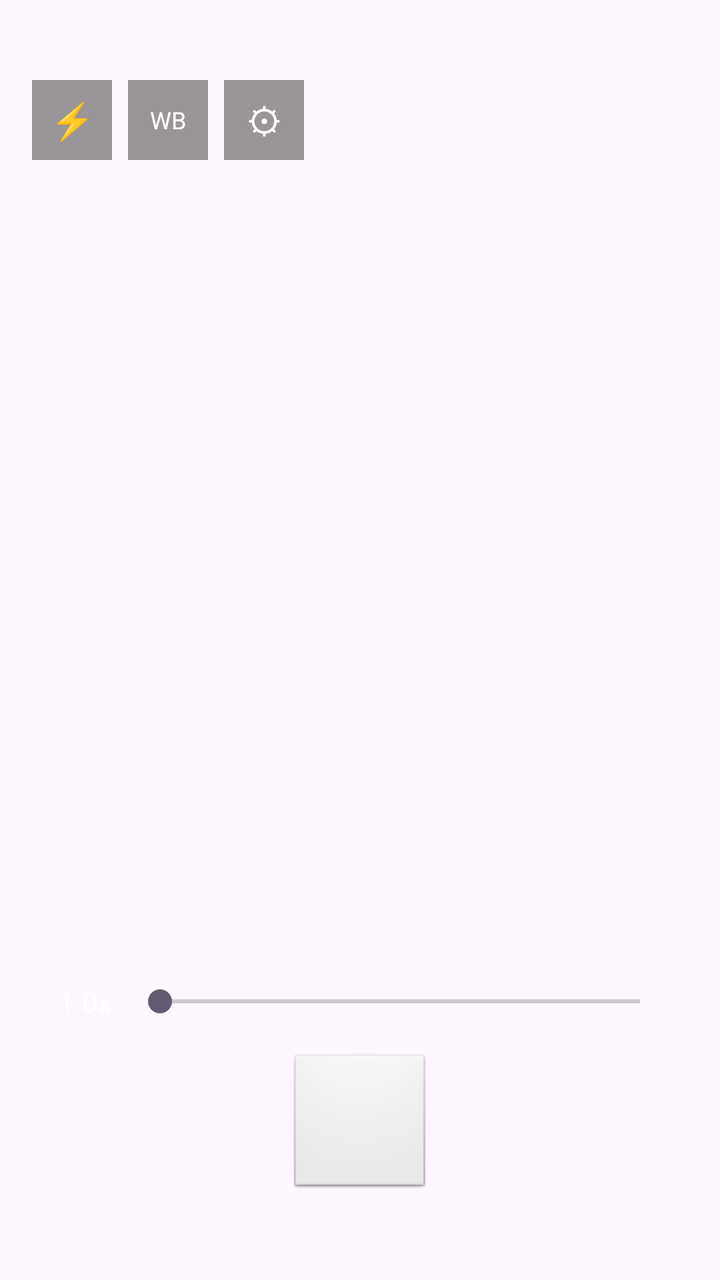
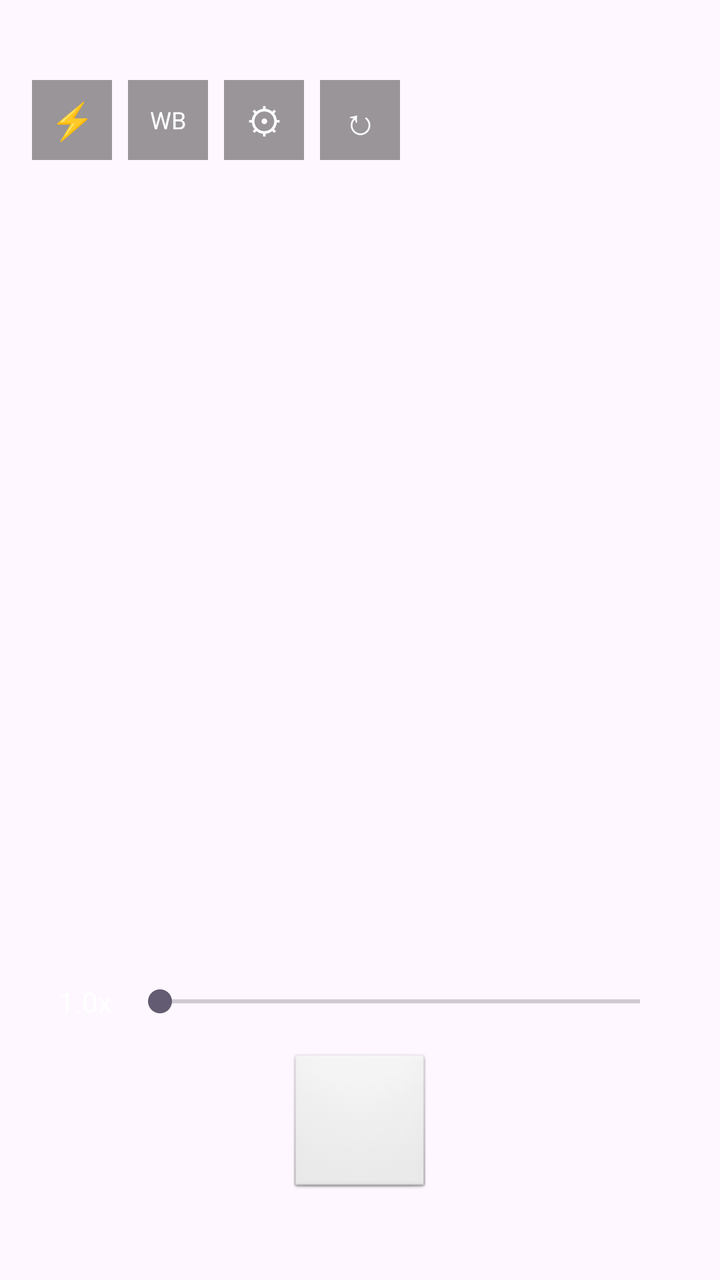

Screens rendered from an Android XML layout before and after an edit, with the pre-edit source and the edit as a unified diff.
<!-- AndroidManifest.xml: application theme Theme.AgXCam -->
<!-- res/layout/activity_main.xml -->
<?xml version="1.0" encoding="utf-8"?>
<FrameLayout xmlns:android="http://schemas.android.com/apk/res/android"
    xmlns:tools="http://schemas.android.com/tools"
    android:id="@+id/main"
    android:layout_width="match_parent"
    android:layout_height="match_parent"
    tools:context=".MainActivity">

    <TextureView
        android:id="@+id/preview_texture"
        android:layout_width="match_parent"
        android:layout_height="match_parent" />

    <TextView
        android:id="@+id/dev_banner"
        android:layout_width="wrap_content"
        android:layout_height="wrap_content"
        android:layout_gravity="top|center_horizontal"
        android:layout_marginTop="8dp"
        android:background="#AA000000"
        android:paddingHorizontal="12dp"
        android:paddingVertical="4dp"
        android:text="Development Mode: Formed stream. Colors will be incorrect until RAW_SENSOR is available."
        android:textColor="#FFFFAA00"
        android:textSize="11sp"
        android:visibility="gone" />

    
    <LinearLayout
        android:layout_width="wrap_content"
        android:layout_height="wrap_content"
        android:layout_gravity="top|start"
        android:layout_marginStart="16dp"
        android:layout_marginTop="40dp"
        android:orientation="horizontal"
        android:gravity="center_vertical">

        <TextView
            android:id="@+id/flash_button"
            android:layout_width="40dp"
            android:layout_height="40dp"
            android:background="#66000000"
            android:gravity="center"
            android:text="⚡"
            android:textColor="#FFFFFF"
            android:textSize="18sp"
            android:clickable="true"
            android:focusable="true" />

        <TextView
            android:id="@+id/wb_button"
            android:layout_width="40dp"
            android:layout_height="40dp"
            android:layout_marginStart="8dp"
            android:background="#66000000"
            android:gravity="center"
            android:text="WB"
            android:textColor="#FFFFFF"
            android:textSize="12sp"
            android:clickable="true"
            android:focusable="true" />

        <TextView
            android:id="@+id/settings_button"
            android:layout_width="40dp"
            android:layout_height="40dp"
            android:layout_marginStart="8dp"
            android:background="#66000000"
            android:gravity="center"
            android:text="⚙"
            android:textColor="#FFFFFF"
            android:textSize="18sp"
            android:clickable="true"
            android:focusable="true" />
    </LinearLayout>

    
    <LinearLayout
        android:layout_width="match_parent"
        android:layout_height="wrap_content"
        android:layout_gravity="bottom"
        android:orientation="vertical"
        android:padding="16dp">

        <LinearLayout
            android:layout_width="match_parent"
            android:layout_height="wrap_content"
            android:orientation="horizontal"
            android:gravity="center_vertical"
            android:layout_marginBottom="8dp">

            <TextView
                android:id="@+id/zoom_label"
                android:layout_width="wrap_content"
                android:layout_height="wrap_content"
                android:text="1.0x"
                android:textColor="#FFFFFF"
                android:textSize="14sp"
                android:minWidth="40dp"
                android:gravity="end" />

            <SeekBar
                android:id="@+id/zoom_slider"
                android:layout_width="0dp"
                android:layout_height="wrap_content"
                android:layout_weight="1"
                android:layout_marginHorizontal="8dp"
                android:min="0"
                android:max="400"
                android:progress="0" />
        </LinearLayout>

        <LinearLayout
            android:id="@+id/lens_selector"
            android:layout_width="wrap_content"
            android:layout_height="wrap_content"
            android:layout_gravity="center_horizontal"
            android:orientation="horizontal"
            android:layout_marginBottom="8dp" />

        
        <FrameLayout
            android:layout_width="wrap_content"
            android:layout_height="wrap_content"
            android:layout_gravity="center_horizontal"
            android:layout_marginBottom="8dp">

            <TextView
                android:id="@+id/shutter_button"
                android:layout_width="72dp"
                android:layout_height="72dp"
                android:background="@android:drawable/btn_default"
                android:gravity="center"
                android:text="  "
                android:textColor="#FFFFFFFF"
                android:textSize="24sp"
                android:clickable="true"
                android:focusable="true" />

            <TextView
                android:id="@+id/cooldown_text"
                android:layout_width="72dp"
                android:layout_height="72dp"
                android:gravity="center"
                android:text=""
                android:textColor="#FFFFAA00"
                android:textSize="16sp"
                android:visibility="gone"
                android:background="#66000000" />
        </FrameLayout>

        <TextView
            android:id="@+id/shutter_state_label"
            android:layout_width="wrap_content"
            android:layout_height="wrap_content"
            android:layout_gravity="center_horizontal"
            android:text=""
            android:textColor="#88FFFFFF"
            android:textSize="10sp"
            android:layout_marginBottom="4dp" />
    </LinearLayout>

    
    <TextView
        android:id="@+id/thermal_indicator"
        android:layout_width="wrap_content"
        android:layout_height="wrap_content"
        android:layout_gravity="top|end"
        android:layout_marginTop="40dp"
        android:layout_marginEnd="16dp"
        android:background="#66000000"
        android:paddingHorizontal="8dp"
        android:paddingVertical="4dp"
        android:text=""
        android:textColor="#FFFFFFFF"
        android:textSize="10sp"
        android:visibility="gone" />

    
    <ScrollView
        android:id="@+id/settings_panel"
        android:layout_width="320dp"
        android:layout_height="match_parent"
        android:layout_gravity="end"
        android:background="#CC111111"
        android:padding="12dp"
        android:visibility="gone"
        android:fillViewport="true">

        <LinearLayout
            android:layout_width="match_parent"
            android:layout_height="wrap_content"
            android:orientation="vertical">

            
            <TextView
                android:layout_width="wrap_content"
                android:layout_height="wrap_content"
                android:text="Preset"
                android:textColor="#FFAAAAAA"
                android:textSize="11sp"
                android:layout_marginBottom="4dp" />

            <LinearLayout
                android:layout_width="match_parent"
                android:layout_height="wrap_content"
                android:orientation="horizontal"
                android:gravity="center_vertical"
                android:layout_marginBottom="4dp">

                <Spinner
                    android:id="@+id/preset_spinner"
                    android:layout_width="0dp"
                    android:layout_height="36dp"
                    android:layout_weight="1"
                    android:background="#444444"
                    android:popupBackground="#333333" />

                <TextView
                    android:id="@+id/preset_save_btn"
                    android:layout_width="wrap_content"
                    android:layout_height="32dp"
                    android:layout_marginStart="6dp"
                    android:background="#444444"
                    android:gravity="center"
                    android:text="Save"
                    android:textColor="#FFFFFFFF"
                    android:textSize="11sp"
                    android:paddingHorizontal="10dp"
                    android:clickable="true"
                    android:focusable="true" />

                <TextView
                    android:id="@+id/preset_delete_btn"
                    android:layout_width="wrap_content"
                    android:layout_height="32dp"
                    android:layout_marginStart="4dp"
                    android:background="#444444"
                    android:gravity="center"
                    android:text="Del"
                    android:textColor="#FFFF6666"
                    android:textSize="11sp"
                    android:paddingHorizontal="10dp"
                    android:clickable="true"
                    android:focusable="true" />
            </LinearLayout>

            <LinearLayout
                android:layout_width="match_parent"
                android:layout_height="wrap_content"
                android:orientation="horizontal"
                android:gravity="center_vertical"
                android:layout_marginBottom="8dp">

                <TextView
                    android:id="@+id/preset_rename_btn"
                    android:layout_width="wrap_content"
                    android:layout_height="32dp"
                    android:background="#444444"
                    android:gravity="center"
                    android:text="Rename"
                    android:textColor="#FFFFFFFF"
                    android:textSize="11sp"
                    android:paddingHorizontal="10dp"
                    android:clickable="true"
                    android:focusable="true" />

                <TextView
                    android:id="@+id/preset_reset_btn"
                    android:layout_width="wrap_content"
                    android:layout_height="32dp"
                    android:layout_marginStart="4dp"
                    android:background="#444444"
                    android:gravity="center"
                    android:text="Reset"
                    android:textColor="#FFFFFFFF"
                    android:textSize="11sp"
                    android:paddingHorizontal="10dp"
                    android:clickable="true"
                    android:focusable="true" />
            </LinearLayout>

            <View android:layout_width="match_parent" android:layout_height="1dp" android:background="#333333" android:layout_marginBottom="8dp" />

            
            <TextView android:layout_width="wrap_content" android:layout_height="wrap_content" android:text="Curve" android:textColor="#FFAAAAAA" android:textSize="11sp" android:layout_marginBottom="4dp" />

            <TextView android:id="@+id/contrast_label" android:layout_width="match_parent" android:layout_height="wrap_content" android:text="Contrast  2.4" android:textColor="#FFFFFFFF" android:textSize="11sp" />
            <SeekBar android:id="@+id/contrast_slider" android:layout_width="match_parent" android:layout_height="wrap_content" android:min="0" android:max="26" android:progress="10" android:layout_marginBottom="4dp" />

            <TextView android:id="@+id/toe_label" android:layout_width="match_parent" android:layout_height="wrap_content" android:text="Toe  1.5" android:textColor="#FFFFFFFF" android:textSize="11sp" />
            <SeekBar android:id="@+id/toe_slider" android:layout_width="match_parent" android:layout_height="wrap_content" android:min="0" android:max="93" android:progress="8" android:layout_marginBottom="4dp" />

            <TextView android:id="@+id/shoulder_label" android:layout_width="match_parent" android:layout_height="wrap_content" android:text="Shoulder  1.5" android:textColor="#FFFFFFFF" android:textSize="11sp" />
            <SeekBar android:id="@+id/shoulder_slider" android:layout_width="match_parent" android:layout_height="wrap_content" android:min="0" android:max="93" android:progress="8" android:layout_marginBottom="8dp" />

            <View android:layout_width="match_parent" android:layout_height="1dp" android:background="#333333" android:layout_marginBottom="8dp" />

            
            <LinearLayout android:layout_width="match_parent" android:layout_height="wrap_content" android:orientation="horizontal" android:gravity="center_vertical" android:layout_marginBottom="4dp">
                <TextView android:layout_width="0dp" android:layout_height="wrap_content" android:layout_weight="1" android:text="Inset Primaries" android:textColor="#FFAAAAAA" android:textSize="11sp" />
                <CheckBox android:id="@+id/use_pre_for_post_cb" android:layout_width="wrap_content" android:layout_height="wrap_content" android:text="Use Pre for Post" android:textColor="#FFFFFFFF" android:textSize="10sp" android:checked="true" />
            </LinearLayout>

            <TextView android:id="@+id/inset_rot_r_label" android:layout_width="match_parent" android:layout_height="wrap_content" android:text="RGB Rot R  0.037" android:textColor="#FFFFFFFF" android:textSize="11sp" />
            <SeekBar android:id="@+id/inset_rot_r_slider" android:layout_width="match_parent" android:layout_height="wrap_content" android:min="0" android:max="524" android:progress="268" android:layout_marginBottom="2dp" />

            <TextView android:id="@+id/inset_rot_g_label" android:layout_width="match_parent" android:layout_height="wrap_content" android:text="RGB Rot G  -0.021" android:textColor="#FFFFFFFF" android:textSize="11sp" />
            <SeekBar android:id="@+id/inset_rot_g_slider" android:layout_width="match_parent" android:layout_height="wrap_content" android:min="0" android:max="524" android:progress="253" android:layout_marginBottom="2dp" />

            <TextView android:id="@+id/inset_rot_b_label" android:layout_width="match_parent" android:layout_height="wrap_content" android:text="RGB Rot B  -0.053" android:textColor="#FFFFFFFF" android:textSize="11sp" />
            <SeekBar android:id="@+id/inset_rot_b_slider" android:layout_width="match_parent" android:layout_height="wrap_content" android:min="0" android:max="524" android:progress="236" android:layout_marginBottom="4dp" />

            <TextView android:id="@+id/inset_pur_r_label" android:layout_width="match_parent" android:layout_height="wrap_content" android:text="Purity R  33.0" android:textColor="#FFFFFFFF" android:textSize="11sp" />
            <SeekBar android:id="@+id/inset_pur_r_slider" android:layout_width="match_parent" android:layout_height="wrap_content" android:min="0" android:max="600" android:progress="330" android:layout_marginBottom="2dp" />

            <TextView android:id="@+id/inset_pur_g_label" android:layout_width="match_parent" android:layout_height="wrap_content" android:text="Purity G  28.1" android:textColor="#FFFFFFFF" android:textSize="11sp" />
            <SeekBar android:id="@+id/inset_pur_g_slider" android:layout_width="match_parent" android:layout_height="wrap_content" android:min="0" android:max="600" android:progress="281" android:layout_marginBottom="2dp" />

            <TextView android:id="@+id/inset_pur_b_label" android:layout_width="match_parent" android:layout_height="wrap_content" android:text="Purity B  12.5" android:textColor="#FFFFFFFF" android:textSize="11sp" />
            <SeekBar android:id="@+id/inset_pur_b_slider" android:layout_width="match_parent" android:layout_height="wrap_content" android:min="0" android:max="600" android:progress="125" android:layout_marginBottom="8dp" />

            
            <LinearLayout android:id="@+id/outset_section" android:layout_width="match_parent" android:layout_height="wrap_content" android:orientation="vertical" android:visibility="gone">
                <View android:layout_width="match_parent" android:layout_height="1dp" android:background="#333333" android:layout_marginBottom="8dp" />
                <TextView android:layout_width="wrap_content" android:layout_height="wrap_content" android:text="Outset Primaries" android:textColor="#FFAAAAAA" android:textSize="11sp" android:layout_marginBottom="4dp" />

                <TextView android:id="@+id/outset_rot_r_label" android:layout_width="match_parent" android:layout_height="wrap_content" android:text="Rev Rot R  0.0" android:textColor="#FFFFFFFF" android:textSize="11sp" />
                <SeekBar android:id="@+id/outset_rot_r_slider" android:layout_width="match_parent" android:layout_height="wrap_content" android:min="0" android:max="524" android:progress="262" android:layout_marginBottom="2dp" />

                <TextView android:id="@+id/outset_rot_g_label" android:layout_width="match_parent" android:layout_height="wrap_content" android:text="Rev Rot G  0.0" android:textColor="#FFFFFFFF" android:textSize="11sp" />
                <SeekBar android:id="@+id/outset_rot_g_slider" android:layout_width="match_parent" android:layout_height="wrap_content" android:min="0" android:max="524" android:progress="262" android:layout_marginBottom="2dp" />

                <TextView android:id="@+id/outset_rot_b_label" android:layout_width="match_parent" android:layout_height="wrap_content" android:text="Rev Rot B  0.0" android:textColor="#FFFFFFFF" android:textSize="11sp" />
                <SeekBar android:id="@+id/outset_rot_b_slider" android:layout_width="match_parent" android:layout_height="wrap_content" android:min="0" android:max="524" android:progress="262" android:layout_marginBottom="4dp" />

                <TextView android:id="@+id/outset_pur_r_label" android:layout_width="match_parent" android:layout_height="wrap_content" android:text="Restore R  32.3" android:textColor="#FFFFFFFF" android:textSize="11sp" />
                <SeekBar android:id="@+id/outset_pur_r_slider" android:layout_width="match_parent" android:layout_height="wrap_content" android:min="0" android:max="600" android:progress="323" android:layout_marginBottom="2dp" />

                <TextView android:id="@+id/outset_pur_g_label" android:layout_width="match_parent" android:layout_height="wrap_content" android:text="Restore G  28.3" android:textColor="#FFFFFFFF" android:textSize="11sp" />
                <SeekBar android:id="@+id/outset_pur_g_slider" android:layout_width="match_parent" android:layout_height="wrap_content" android:min="0" android:max="600" android:progress="283" android:layout_marginBottom="2dp" />

                <TextView android:id="@+id/outset_pur_b_label" android:layout_width="match_parent" android:layout_height="wrap_content" android:text="Restore B  3.7" android:textColor="#FFFFFFFF" android:textSize="11sp" />
                <SeekBar android:id="@+id/outset_pur_b_slider" android:layout_width="match_parent" android:layout_height="wrap_content" android:min="0" android:max="600" android:progress="37" android:layout_marginBottom="4dp" />

                <TextView
                    android:id="@+id/copy_inset_to_outset_btn"
                    android:layout_width="wrap_content"
                    android:layout_height="32dp"
                    android:background="#444444"
                    android:gravity="center"
                    android:text="Copy Inset to Outset"
                    android:textColor="#FFFFFFFF"
                    android:textSize="11sp"
                    android:paddingHorizontal="10dp"
                    android:layout_marginBottom="8dp"
                    android:clickable="true"
                    android:focusable="true" />
            </LinearLayout>

            <View android:layout_width="match_parent" android:layout_height="1dp" android:background="#333333" android:layout_marginBottom="8dp" />

            
            <TextView android:layout_width="wrap_content" android:layout_height="wrap_content" android:text="Tinting" android:textColor="#FFAAAAAA" android:textSize="11sp" android:layout_marginBottom="4dp" />

            <TextView android:id="@+id/tinting_scale_label" android:layout_width="match_parent" android:layout_height="wrap_content" android:text="Scale  0.00" android:textColor="#FFFFFFFF" android:textSize="11sp" />
            <SeekBar android:id="@+id/tinting_scale_slider" android:layout_width="match_parent" android:layout_height="wrap_content" android:min="0" android:max="400" android:progress="200" android:layout_marginBottom="4dp" />

            <TextView android:id="@+id/tinting_hue_label" android:layout_width="match_parent" android:layout_height="wrap_content" android:text="Hue  0.00" android:textColor="#FFFFFFFF" android:textSize="11sp" />
            <SeekBar android:id="@+id/tinting_hue_slider" android:layout_width="match_parent" android:layout_height="wrap_content" android:min="0" android:max="628" android:progress="314" android:layout_marginBottom="8dp" />

            <View android:layout_width="match_parent" android:layout_height="1dp" android:background="#333333" android:layout_marginBottom="8dp" />

            
            <TextView android:layout_width="wrap_content" android:layout_height="wrap_content" android:text="Noise Reduction" android:textColor="#FFAAAAAA" android:textSize="11sp" android:layout_marginBottom="4dp" />

            <TextView android:id="@+id/nr_label" android:layout_width="match_parent" android:layout_height="wrap_content" android:text="NR Strength  0.0" android:textColor="#FFFFFFFF" android:textSize="11sp" />
            <SeekBar android:id="@+id/nr_slider" android:layout_width="match_parent" android:layout_height="wrap_content" android:min="0" android:max="100" android:progress="0" android:layout_marginBottom="8dp" />

            <View android:layout_width="match_parent" android:layout_height="1dp" android:background="#333333" android:layout_marginBottom="8dp" />

            
            <TextView android:layout_width="wrap_content" android:layout_height="wrap_content" android:text="White Balance" android:textColor="#FFAAAAAA" android:textSize="11sp" android:layout_marginBottom="4dp" />

            <TextView android:id="@+id/kelvin_label" android:layout_width="match_parent" android:layout_height="wrap_content" android:text="Kelvin  5500K" android:textColor="#FFFFFFFF" android:textSize="11sp" />
            <SeekBar android:id="@+id/kelvin_slider" android:layout_width="match_parent" android:layout_height="wrap_content" android:min="0" android:max="80" android:progress="35" android:layout_marginBottom="4dp" />

            <TextView android:id="@+id/tint_label" android:layout_width="match_parent" android:layout_height="wrap_content" android:text="Tint  0" android:textColor="#FFFFFFFF" android:textSize="11sp" />
            <SeekBar android:id="@+id/tint_slider" android:layout_width="match_parent" android:layout_height="wrap_content" android:min="0" android:max="200" android:progress="100" android:layout_marginBottom="8dp" />

            <View android:layout_width="match_parent" android:layout_height="1dp" android:background="#333333" android:layout_marginBottom="8dp" />

            
            <TextView android:layout_width="wrap_content" android:layout_height="wrap_content" android:text="Photo Output" android:textColor="#FFAAAAAA" android:textSize="11sp" android:layout_marginBottom="4dp" />

            <TextView android:id="@+id/jpeg_label" android:layout_width="match_parent" android:layout_height="wrap_content" android:text="JPEG Quality  85" android:textColor="#FFFFFFFF" android:textSize="11sp" />
            <SeekBar android:id="@+id/jpeg_slider" android:layout_width="match_parent" android:layout_height="wrap_content" android:min="1" android:max="100" android:progress="85" android:layout_marginBottom="4dp" />

            <Spinner
                android:id="@+id/resolution_spinner"
                android:layout_width="match_parent"
                android:layout_height="36dp"
                android:background="#444444"
                android:popupBackground="#333333"
                android:layout_marginBottom="16dp" />

        </LinearLayout>
    </ScrollView>

</FrameLayout>
<!-- resources referenced by this layout -->
<resources>
  <style name="Theme.AgXCam" parent="Base.Theme.AgXCam" />
  <style name="Base.Theme.AgXCam" parent="Theme.Material3.DayNight.NoActionBar">
          
          
      </style>
</resources>

<!-- the commit's change to res/layout/activity_main.xml (unified diff, before → after) -->
@@ -25,6 +25,20 @@
         android:textSize="11sp"
         android:visibility="gone" />
 
+    <TextView
+        android:id="@+id/disconnect_banner"
+        android:layout_width="wrap_content"
+        android:layout_height="wrap_content"
+        android:layout_gravity="top|center_horizontal"
+        android:layout_marginTop="8dp"
+        android:background="#AA000000"
+        android:paddingHorizontal="12dp"
+        android:paddingVertical="4dp"
+        android:text="Camera disconnected by another app."
+        android:textColor="#FFFF6666"
+        android:textSize="11sp"
+        android:visibility="gone" />
+
     
     <LinearLayout
         android:layout_width="wrap_content"
@@ -68,6 +82,19 @@
             android:background="#66000000"
             android:gravity="center"
             android:text="⚙"
+            android:textColor="#FFFFFF"
+            android:textSize="18sp"
+            android:clickable="true"
+            android:focusable="true" />
+
+        <TextView
+            android:id="@+id/front_rear_toggle"
+            android:layout_width="40dp"
+            android:layout_height="40dp"
+            android:layout_marginStart="8dp"
+            android:background="#66000000"
+            android:gravity="center"
+            android:text="↻"
             android:textColor="#FFFFFF"
             android:textSize="18sp"
             android:clickable="true"
@@ -407,4 +434,28 @@
         </LinearLayout>
     </ScrollView>
 
+    
+    <TextView
+        android:id="@+id/finishing_capture_overlay"
+        android:layout_width="match_parent"
+        android:layout_height="match_parent"
+        android:background="#CC000000"
+        android:gravity="center"
+        android:text="Finishing capture..."
+        android:textColor="#FFFFFFFF"
+        android:textSize="16sp"
+        android:visibility="gone" />
+
+    
+    <TextView
+        android:id="@+id/lens_switch_overlay"
+        android:layout_width="match_parent"
+        android:layout_height="match_parent"
+        android:background="#CC000000"
+        android:gravity="center"
+        android:text=""
+        android:textColor="#FFFFFFFF"
+        android:textSize="16sp"
+        android:visibility="gone" />
+
 </FrameLayout>
